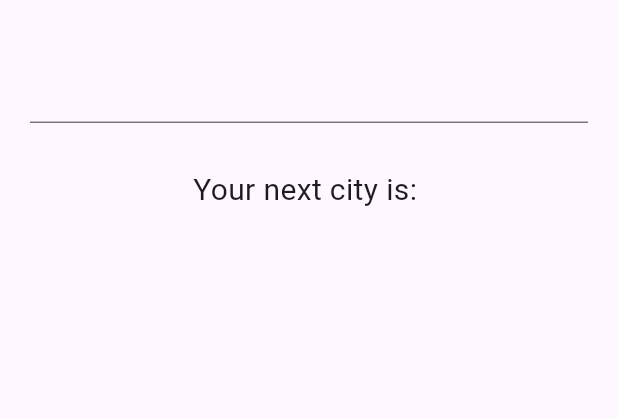
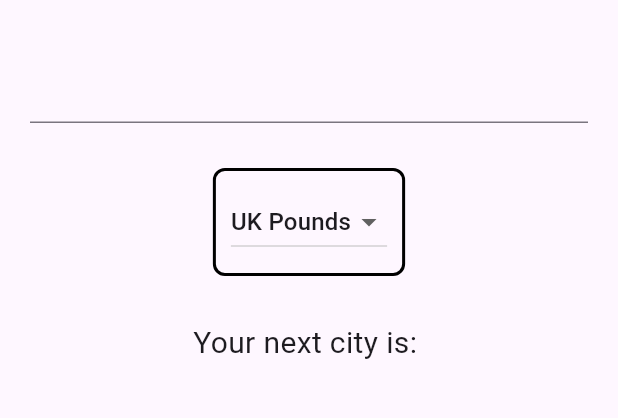
Before and after one commit to Benedict-Ik/SI-Calculator, a Flutter app: the screen it shows after launch, on a phone screen of 412 x 824 dp, the part 63-481 px from its top. Run offline on Flutter 3.47's test engine with Material 3 defaults, Android fonts, the phone set to English and light mode, and no system bars.

Commit message:
End of lesson

```diff
--- a/lib/main.dart
+++ b/lib/main.dart
@@ -1,5 +1,6 @@
 import 'package:flutter/material.dart';
-import 'package:si_calculator/widgets/favouriteCity.dart';
+
+import 'package:si_calculator/widgets/DropdownButton.dart';
 
 void main() {
   runApp(const MyApp());
--- a/lib/widgets/DropdownButton.dart
+++ b/lib/widgets/DropdownButton.dart
@@ -1 +1,81 @@
 import 'package:flutter/material.dart';
+
+class FavouriteCity extends StatefulWidget {
+  const FavouriteCity({super.key});
+
+  @override
+  State<FavouriteCity> createState() => _FavouriteCityState();
+}
+
+class _FavouriteCityState extends State<FavouriteCity> {
+  // Defining property that might change in future
+  String cityName = "";
+  var _currencies = ['UK Pounds', "US Dollars", "Euros", "Others"];
+  var _currentItemSelected = "UK Pounds"; // default value
+
+  @override
+  Widget build(BuildContext context) {
+    // FavouriteCity widget is created at this point
+    return Scaffold(
+      appBar: AppBar(
+        title: const Text("Stateful Widget"),
+      ),
+      body: Container(
+        margin: EdgeInsets.all(20.0),
+        child: Column(
+          children: [
+            TextField(
+              onSubmitted: (String userInput) {
+                setState(() {
+                  // setStateis called which tells the framework to redraw the
+                  // FavouriteCity widget
+                  cityName = userInput;
+                });
+              },
+            ),
+            Container(
+              margin: EdgeInsets.only(top: 30.0),
+              decoration: BoxDecoration(
+                border: Border.all(
+                  // Add border color and width
+                  color: Colors.black, // Set border color here
+                  width: 2, // Set border width here
+                ),
+                borderRadius: BorderRadius.circular(8), // Add border radius
+              ),
+              child: DropdownButton(
+                padding: EdgeInsets.all(10.0),
+                items: _currencies.map((String dropDownListItem) {
+                  return DropdownMenuItem(
+                    value: dropDownListItem,
+                    child: Text(dropDownListItem),
+                  );
+                }).toList(),
+                onChanged: (String? newValueSelected) {
+                  //  Code to execute when user picks an item from the dropdown list
+                  // Calling the function
+                  _onDropDownItemSelected(newValueSelected!);
+                },
+                value: _currentItemSelected,
+              ),
+            ),
+            Padding(
+                padding: EdgeInsets.all(30.0),
+                child: Text(
+                  "Your next city is: $cityName",
+                  style: TextStyle(
+                    fontSize: 20.0,
+                  ),
+                ))
+          ],
+        ),
+      ),
+    );
+  }
+
+  void _onDropDownItemSelected(String newValueSelected) {
+    setState(() {
+      this._currentItemSelected = newValueSelected!;
+    });
+  }
+}
```
Also changed, not shown: 1 other file.
